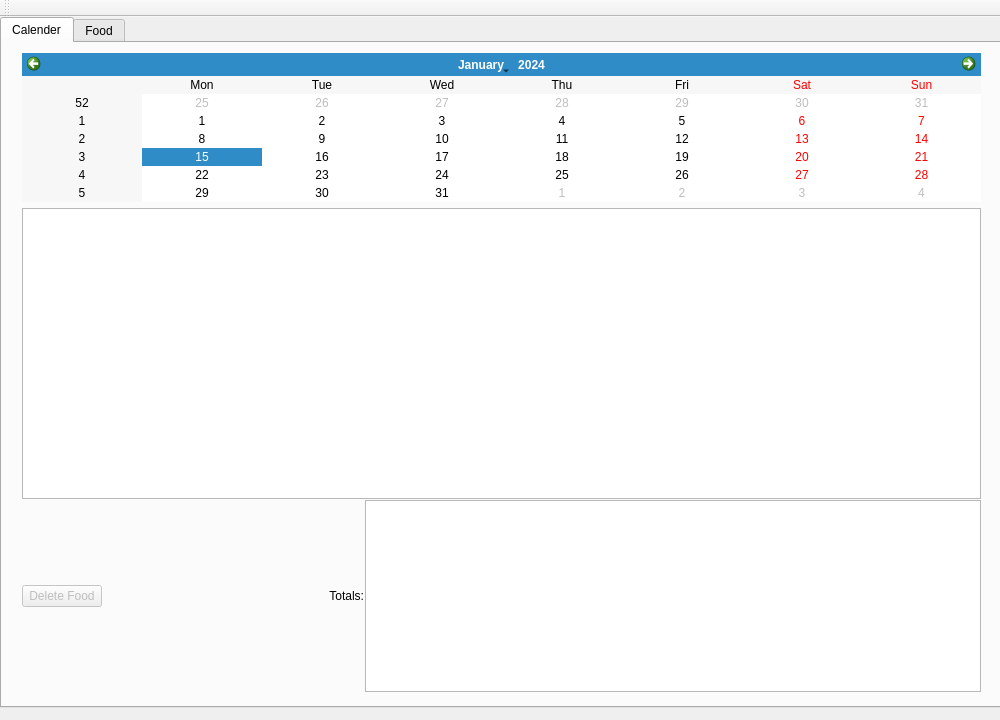
Qt form MainWindow.ui (klowther/kCalTracker) before a commit.
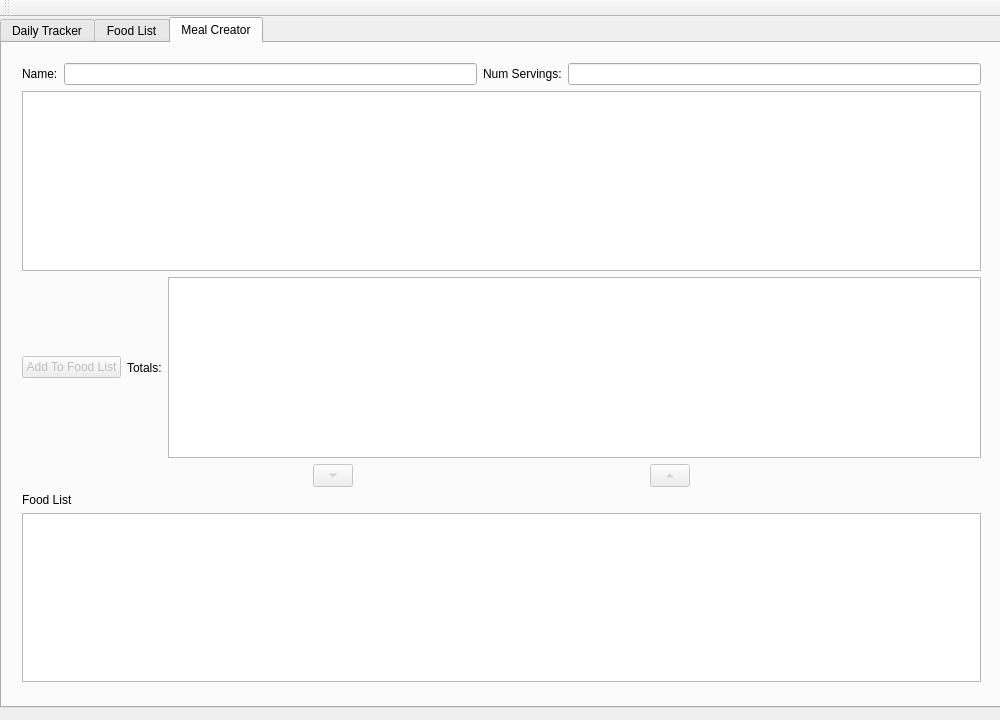
The same form after that commit. The open tabs and pages were chosen to show the change.

Commit message:
Meal creator initial commit
Initial commit for the meal creator feature. Some other small bug fixes
and UI name changes.

```diff
--- a/MainWindow.ui
+++ b/MainWindow.ui
@@ -55,7 +55,7 @@
       </sizepolicy>
      </property>
      <attribute name="title">
-      <string>Calender</string>
+      <string>Daily Tracker</string>
      </attribute>
      <widget class="QWidget" name="horizontalLayoutWidget">
       <property name="geometry">
@@ -77,6 +77,12 @@
              <verstretch>0</verstretch>
             </sizepolicy>
            </property>
+           <property name="gridVisible">
+            <bool>false</bool>
+           </property>
+           <property name="verticalHeaderFormat">
+            <enum>QCalendarWidget::NoVerticalHeader</enum>
+           </property>
           </widget>
          </item>
          <item>
@@ -87,7 +93,7 @@
            <property name="spacing">
             <number>1</number>
            </property>
-           <item row="1" column="3">
+           <item row="1" column="2">
             <widget class="QTableWidget" name="foodTotalsTableWidget">
              <property name="sizePolicy">
               <sizepolicy hsizetype="Expanding" vsizetype="Minimum">
@@ -100,30 +106,14 @@
              </property>
             </widget>
            </item>
-           <item row="1" column="1">
-            <spacer name="horizontalSpacer">
-             <property name="orientation">
-              <enum>Qt::Horizontal</enum>
-             </property>
-             <property name="sizeType">
-              <enum>QSizePolicy::Fixed</enum>
-             </property>
-             <property name="sizeHint" stdset="0">
-              <size>
-               <width>225</width>
-               <height>20</height>
-              </size>
-             </property>
-            </spacer>
-           </item>
-           <item row="0" column="0" colspan="4">
+           <item row="0" column="0" colspan="3">
             <widget class="QTableWidget" name="foodListTableWidget">
              <property name="editTriggers">
               <set>QAbstractItemView::DoubleClicked</set>
              </property>
             </widget>
            </item>
-           <item row="1" column="2">
+           <item row="1" column="1">
             <widget class="QLabel" name="totalsLabel">
              <property name="sizePolicy">
               <sizepolicy hsizetype="Preferred" vsizetype="Fixed">
@@ -167,7 +157,7 @@
       </sizepolicy>
      </property>
      <attribute name="title">
-      <string>Food</string>
+      <string>Food List</string>
      </attribute>
      <widget class="QWidget" name="verticalLayoutWidget">
       <property name="geometry">
@@ -220,6 +210,140 @@
       </layout>
      </widget>
     </widget>
+    <widget class="QWidget" name="mealCreatorTab">
+     <attribute name="title">
+      <string>Meal Creator</string>
+     </attribute>
+     <widget class="QWidget" name="horizontalLayoutWidget_2">
+      <property name="geometry">
+       <rect>
+        <x>9</x>
+        <y>9</y>
+        <width>981</width>
+        <height>641</height>
+       </rect>
+      </property>
+      <layout class="QVBoxLayout" name="verticalLayout_2">
+       <item>
+        <layout class="QVBoxLayout" name="verticalLayout_3">
+         <item>
+          <layout class="QHBoxLayout" name="horizontalLayout_4">
+           <item>
+            <widget class="QLabel" name="nameLabel">
+             <property name="text">
+              <string>Name:</string>
+             </property>
+            </widget>
+           </item>
+           <item>
+            <widget class="QLineEdit" name="mealCreatorNameLineEdit"/>
+           </item>
+           <item>
+            <widget class="QLabel" name="numServingsLabel">
+             <property name="text">
+              <string>Num Servings:</string>
+             </property>
+            </widget>
+           </item>
+           <item>
+            <widget class="QLineEdit" name="numServingsLineEdit">
+             <property name="inputMethodHints">
+              <set>Qt::ImhNone</set>
+             </property>
+            </widget>
+           </item>
+          </layout>
+         </item>
+         <item>
+          <layout class="QHBoxLayout" name="horizontalLayout_5"/>
+         </item>
+         <item>
+          <widget class="QTableWidget" name="createdMealFoodList"/>
+         </item>
+         <item>
+          <layout class="QHBoxLayout" name="horizontalLayout_6">
+           <item>
+            <widget class="QPushButton" name="addToFoodListMealCreatorPushButton">
+             <property name="enabled">
+              <bool>false</bool>
+             </property>
+             <property name="text">
+              <string>Add To Food List</string>
+             </property>
+            </widget>
+           </item>
+           <item>
+            <widget class="QLabel" name="mealTotalLabel">
+             <property name="text">
+              <string>Totals:</string>
+             </property>
+            </widget>
+           </item>
+           <item>
+            <widget class="QTableWidget" name="mealTotalTableWidget"/>
+           </item>
+          </layout>
+         </item>
+        </layout>
+       </item>
+       <item>
+        <layout class="QHBoxLayout" name="horizontalLayout_3">
+         <property name="sizeConstraint">
+          <enum>QLayout::SetDefaultConstraint</enum>
+         </property>
+         <item>
+          <widget class="QToolButton" name="removeFromMealArrowButton">
+           <property name="enabled">
+            <bool>false</bool>
+           </property>
+           <property name="text">
+            <string>...</string>
+           </property>
+           <property name="iconSize">
+            <size>
+             <width>32</width>
+             <height>16</height>
+            </size>
+           </property>
+           <property name="arrowType">
+            <enum>Qt::DownArrow</enum>
+           </property>
+          </widget>
+         </item>
+         <item>
+          <widget class="QToolButton" name="addToMealArrowButton">
+           <property name="enabled">
+            <bool>false</bool>
+           </property>
+           <property name="text">
+            <string>...</string>
+           </property>
+           <property name="iconSize">
+            <size>
+             <width>32</width>
+             <height>16</height>
+            </size>
+           </property>
+           <property name="arrowType">
+            <enum>Qt::UpArrow</enum>
+           </property>
+          </widget>
+         </item>
+        </layout>
+       </item>
+       <item>
+        <widget class="QLabel" name="label">
+         <property name="text">
+          <string>Food List</string>
+         </property>
+        </widget>
+       </item>
+       <item>
+        <widget class="QTableWidget" name="mealCreatorFoodList"/>
+       </item>
+      </layout>
+     </widget>
+    </widget>
    </widget>
   </widget>
   <widget class="QMenuBar" name="menuBar">
```
Left out of the diff: 15 changed lines with no effect on the pictures. The commit also changes 2 other files.
